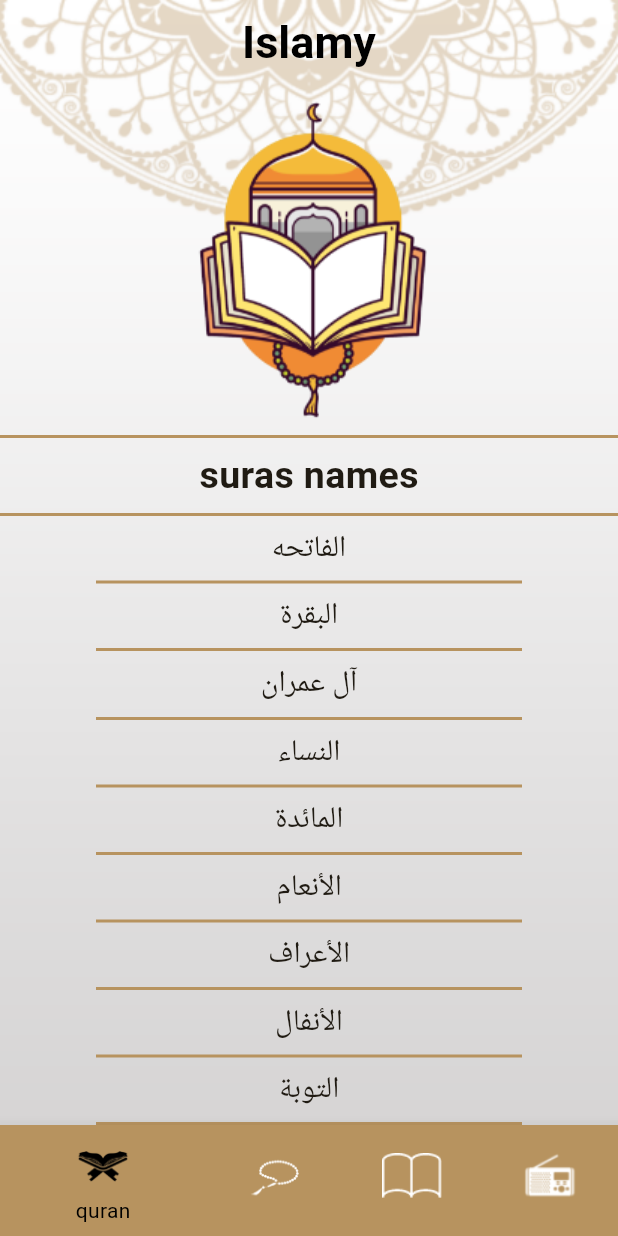
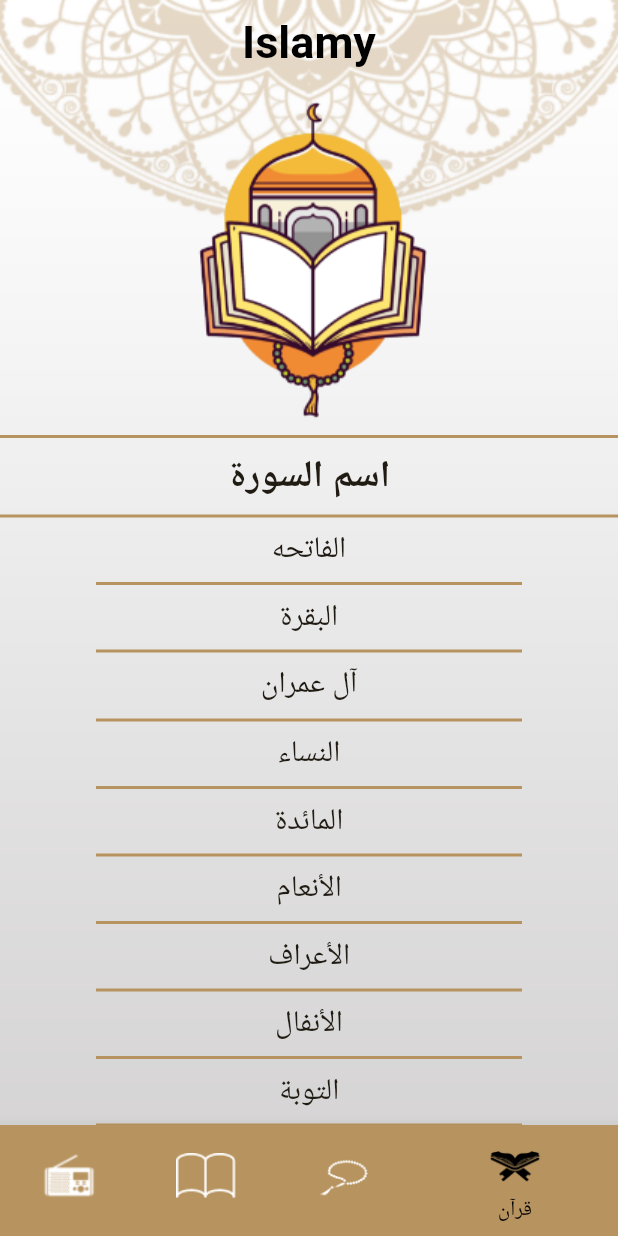
Before and after one commit to ahmedtalaatelsahy/islami-project, a Flutter app: the screen it shows after launch, on a phone screen of 412 x 824 dp. Run offline on Flutter 3.47's test engine with Material 3 defaults, Android fonts, the phone set to English and light mode, and no system bars; generated files the repository leaves out were written again.

```diff
--- /dev/null
+++ b/l10n.yaml
@@ -0,0 +1,3 @@
+arb-dir: lib/l10n
+template-arb-file: app_en.arb
+output-localization-file: app_localizations.dart
--- /dev/null
+++ b/lib/l10n/app_ar.arb
@@ -0,0 +1,10 @@
+{
+  "appTitle": "اسلامي",
+  "chapterTitle": "اسم السورة",
+  "quranTab": "قرآن",
+  "sebhaTab": "سبحة",
+  "ahdethTab": "احاديث",
+  "radioTab": "الاذاعة",
+  "ahadeth": "الاحاديث",
+  "sebhaCount":"عدد التسبيحات"
+}
--- a/lib/main.dart
+++ b/lib/main.dart
@@ -4,7 +4,8 @@ import 'package:islami/ui/home/home_screen.dart';
 import 'package:islami/ui/splash/splash_screen.dart';
 import 'package:islami/ui/style/theme.dart';
 import 'package:islami/ui/sura_details/sura_details.dart';
-
+import 'package:flutter_localizations/flutter_localizations.dart';
+import 'package:flutter_gen/gen_l10n/app_localizations.dart';
 
 void main() {
   runApp(const MyApp());
@@ -12,7 +13,6 @@ void main() {
 
 class MyApp extends StatelessWidget {
   const MyApp({super.key});
-
   // This widget is the root of your application.
   @override
   Widget build(BuildContext context) {
@@ -21,12 +21,14 @@ class MyApp extends StatelessWidget {
       routes: {
         SplashScreen.routName: (_) => SplashScreen(),
         HomeScreen.routName: (_) => HomeScreen(),
-        SuraDetails.routName:(_)=>SuraDetails(),
-        HadethDetails.routName:(_)=>HadethDetails(),
+        SuraDetails.routName: (_) => SuraDetails(),
+        HadethDetails.routName: (_) => HadethDetails(),
       },
       initialRoute: HomeScreen.routName,
       theme: MyTheme.lightTheme,
-
+      localizationsDelegates: AppLocalizations.localizationsDelegates,
+      supportedLocales: AppLocalizations.supportedLocales,
+      locale: Locale('ar'),
     );
   }
 }
--- a/lib/ui/home/ahadeth/hadeth_tab.dart
+++ b/lib/ui/home/ahadeth/hadeth_tab.dart
@@ -2,6 +2,7 @@ import 'package:flutter/material.dart';
 import 'package:flutter/services.dart';
 import 'package:islami/ui/home/ahadeth/hadeth_title.dart';
 import 'package:islami/ui/style/theme.dart';
+import 'package:islami/ui/translation.dart';
 
 
 class HadethTab extends StatefulWidget {
@@ -37,7 +38,7 @@ class _HadethTabState extends State<HadethTab> {
           mainAxisAlignment: MainAxisAlignment.center,
           children: [
             Text(
-              'Ahadeth',
+              getTranslation(context).ahadeth,
               style: TextStyle(fontSize: 25, fontWeight: FontWeight.w600),
             )
           ],
--- a/lib/ui/home/home_screen.dart
+++ b/lib/ui/home/home_screen.dart
@@ -3,6 +3,9 @@ import 'package:islami/ui/home/ahadeth/hadeth_tab.dart';
 import 'package:islami/ui/home/quran/quran_tab.dart';
 import 'package:islami/ui/home/radio/radio_tab.dart';
 import 'package:islami/ui/home/tasbeh/tasbeh_tab.dart';
+import 'package:islami/ui/translation.dart';
+
+
 
 
 class HomeScreen extends StatefulWidget {
@@ -40,10 +43,10 @@ int selectedIndex=0;
           });
         },
             items:[
-          BottomNavigationBarItem(icon: ImageIcon(AssetImage("assets/images/moshaf_blue.png")),label: "quran",backgroundColor: Theme.of(context).colorScheme.primary),
-          BottomNavigationBarItem(icon: ImageIcon(AssetImage('assets/images/sebha.png')),label: "sebha",backgroundColor: Theme.of(context).colorScheme.primary),
-          BottomNavigationBarItem(icon: ImageIcon(AssetImage('assets/images/quran-quran-svgrepo-com.png')),label: "ahadeth",backgroundColor: Theme.of(context).colorScheme.primary),
-          BottomNavigationBarItem(icon: ImageIcon(AssetImage('assets/images/radio.png')),label: "radio",backgroundColor: Theme.of(context).colorScheme.primary),
+          BottomNavigationBarItem(icon: ImageIcon(AssetImage("assets/images/moshaf_blue.png")),label: getTranslation(context).quranTab,backgroundColor: Theme.of(context).colorScheme.primary),
+          BottomNavigationBarItem(icon: ImageIcon(AssetImage('assets/images/sebha.png')),label: getTranslation(context).sebhaTab,backgroundColor: Theme.of(context).colorScheme.primary),
+          BottomNavigationBarItem(icon: ImageIcon(AssetImage('assets/images/quran-quran-svgrepo-com.png')),label: getTranslation(context).ahdethTab,backgroundColor: Theme.of(context).colorScheme.primary),
+          BottomNavigationBarItem(icon: ImageIcon(AssetImage('assets/images/radio.png')),label:getTranslation(context).radioTab,backgroundColor: Theme.of(context).colorScheme.primary),
 
         ] ),
         body:tabs[selectedIndex]
--- a/lib/ui/home/quran/quran_tab.dart
+++ b/lib/ui/home/quran/quran_tab.dart
@@ -1,5 +1,6 @@
 import 'package:flutter/material.dart';
 import 'package:islami/ui/home/quran/chapter_title.dart';
+import 'package:islami/ui/translation.dart';
 
 class QuranTab extends StatelessWidget {
   List<String> chapters=["الفاتحه","البقرة","آل عمران","النساء","المائدة","الأنعام","الأعراف","الأنفال","التوبة","يونس","هود"
@@ -25,7 +26,7 @@ class QuranTab extends StatelessWidget {
         Row(mainAxisAlignment: MainAxisAlignment.center,
           children: [
             Column(
-              children: [Text('suras names',style: TextStyle(fontSize: 25,fontWeight: FontWeight.w600),)],
+              children: [Text(getTranslation(context).chapterTitle,style: TextStyle(fontSize: 25,fontWeight: FontWeight.w600),)],
             )
 
           ],
--- a/lib/ui/home/tasbeh/tasbeh_tab.dart
+++ b/lib/ui/home/tasbeh/tasbeh_tab.dart
@@ -1,4 +1,5 @@
 import 'package:flutter/material.dart';
+import 'package:islami/ui/translation.dart';
 
 class TasbehTab extends StatefulWidget {
   TasbehTab({super.key});
@@ -48,7 +49,7 @@ class _TasbehTabState extends State<TasbehTab> {
           ],
         ),SizedBox(height: 25,),
         Text(
-          'عدد التسبيحات',
+          getTranslation(context).sebhaCount,
           style: TextStyle(fontSize: 25, fontWeight: FontWeight.w600),
         ),SizedBox(height: 25,),
         Container(decoration: BoxDecoration(borderRadius: BorderRadius.circular(25),color:  Theme.of(context).colorScheme.primary,),
--- /dev/null
+++ b/lib/ui/translation.dart
@@ -0,0 +1,5 @@
+import 'package:flutter/material.dart';
+import 'package:flutter_gen/gen_l10n/app_localizations.dart';
+AppLocalizations getTranslation(BuildContext context){
+return AppLocalizations.of(context)!;
+}
```
Also changed, not shown: lib/l10n/app_en.arb (added, +10 -0 lines), pubspec.yaml (+8 -3 lines), pubspec.lock, 1 other file.
